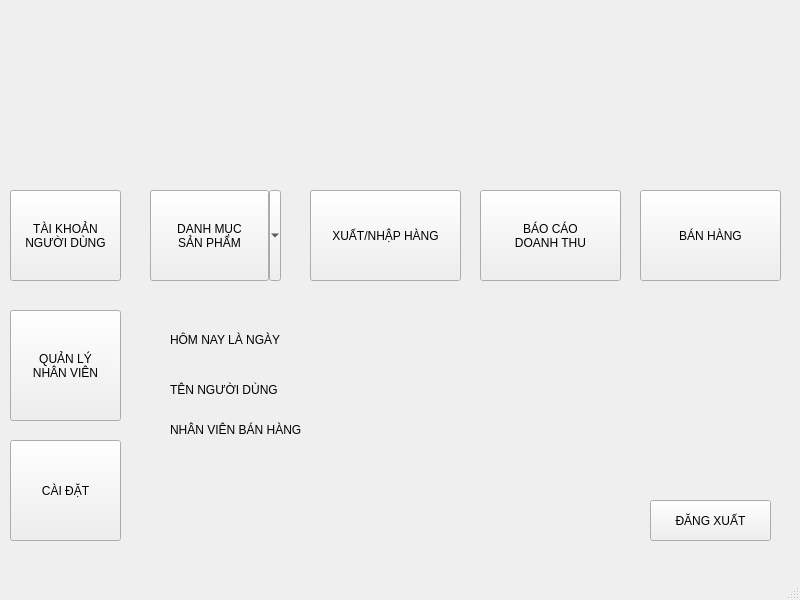
The window that nekolibro.ui (suofujita/nekolibro) describes before a commit, drawn with Qt 5.
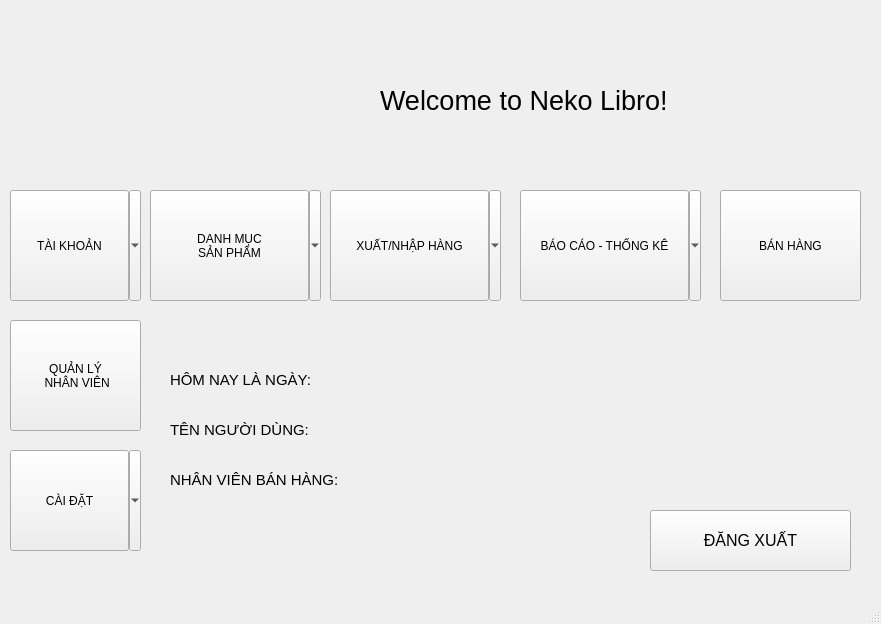
The same window after the commit. Icons and pictures are not drawn.

What changed in the file:
```diff
--- a/nekolibro.ui
+++ b/nekolibro.ui
@@ -6,8 +6,8 @@
    <rect>
     <x>0</x>
     <y>0</y>
-    <width>800</width>
-    <height>600</height>
+    <width>881</width>
+    <height>624</height>
    </rect>
   </property>
   <property name="windowTitle">
@@ -18,13 +18,18 @@
     <property name="geometry">
      <rect>
       <x>170</x>
-      <y>330</y>
-      <width>171</width>
+      <y>370</y>
+      <width>191</width>
       <height>20</height>
      </rect>
     </property>
+    <property name="font">
+     <font>
+      <pointsize>11</pointsize>
+     </font>
+    </property>
     <property name="text">
-     <string>HÔM NAY LÀ NGÀY</string>
+     <string>HÔM NAY LÀ NGÀY:</string>
     </property>
     <property name="textFormat">
      <enum>Qt::TextFormat::MarkdownText</enum>
@@ -34,122 +39,73 @@
     <property name="geometry">
      <rect>
       <x>170</x>
-      <y>420</y>
-      <width>161</width>
+      <y>470</y>
+      <width>211</width>
       <height>20</height>
      </rect>
     </property>
-    <property name="text">
-     <string>NHÂN VIÊN BÁN HÀNG</string>
+    <property name="font">
+     <font>
+      <pointsize>11</pointsize>
+     </font>
     </property>
-   </widget>
-   <widget class="QPushButton" name="employees">
-    <property name="geometry">
-     <rect>
-      <x>10</x>
-      <y>310</y>
-      <width>111</width>
-      <height>111</height>
-     </rect>
-    </property>
-    <property name="autoFillBackground">
-     <bool>false</bool>
-    </property>
     <property name="text">
-     <string>QUẢN LÝ
-NHÂN VIÊN</string>
-    </property>
-    <property name="autoDefault">
-     <bool>false</bool>
-    </property>
-   </widget>
-   <widget class="QPushButton" name="users">
-    <property name="geometry">
-     <rect>
-      <x>10</x>
-      <y>190</y>
-      <width>111</width>
-      <height>91</height>
-     </rect>
-    </property>
-    <property name="text">
-     <string>TÀI KHOẢN
-NGƯỜI DÙNG</string>
-    </property>
-   </widget>
-   <widget class="QPushButton" name="sales">
-    <property name="geometry">
-     <rect>
-      <x>640</x>
-      <y>190</y>
-      <width>141</width>
-      <height>91</height>
-     </rect>
-    </property>
-    <property name="text">
-     <string>BÁN HÀNG</string>
+     <string>NHÂN VIÊN BÁN HÀNG:</string>
     </property>
    </widget>
    <widget class="QPushButton" name="logout">
     <property name="geometry">
      <rect>
       <x>650</x>
-      <y>500</y>
-      <width>121</width>
-      <height>41</height>
+      <y>510</y>
+      <width>201</width>
+      <height>61</height>
      </rect>
     </property>
+    <property name="font">
+     <font>
+      <pointsize>12</pointsize>
+     </font>
+    </property>
     <property name="text">
      <string>ĐĂNG XUẤT</string>
     </property>
-   </widget>
-   <widget class="QPushButton" name="reports">
-    <property name="geometry">
-     <rect>
-      <x>480</x>
-      <y>190</y>
-      <width>141</width>
-      <height>91</height>
-     </rect>
+    <property name="icon">
+     <iconset resource="galeries.qrc">
+      <normaloff>:/image/log-out_10027585.png</normaloff>:/image/log-out_10027585.png</iconset>
     </property>
-    <property name="text">
-     <string>BÁO CÁO 
-DOANH THU</string>
+    <property name="iconSize">
+     <size>
+      <width>50</width>
+      <height>50</height>
+     </size>
     </property>
    </widget>
    <widget class="QLabel" name="label_4">
     <property name="geometry">
      <rect>
       <x>170</x>
-      <y>380</y>
-      <width>161</width>
+      <y>420</y>
+      <width>191</width>
       <height>20</height>
      </rect>
     </property>
-    <property name="text">
-     <string>TÊN NGƯỜI DÙNG</string>
+    <property name="font">
+     <font>
+      <pointsize>11</pointsize>
+     </font>
     </property>
-   </widget>
-   <widget class="QPushButton" name="settings">
-    <property name="geometry">
-     <rect>
-      <x>10</x>
-      <y>440</y>
-      <width>111</width>
-      <height>101</height>
-     </rect>
-    </property>
     <property name="text">
-     <string>CÀI ĐẶT</string>
+     <string>TÊN NGƯỜI DÙNG:</string>
     </property>
    </widget>
    <widget class="QLabel" name="label_3">
     <property name="geometry">
      <rect>
-      <x>10</x>
-      <y>10</y>
-      <width>321</width>
-      <height>161</height>
+      <x>20</x>
+      <y>30</y>
+      <width>311</width>
+      <height>141</height>
      </rect>
     </property>
     <property name="text">
@@ -162,31 +118,18 @@
      <bool>true</bool>
     </property>
    </widget>
-   <widget class="QPushButton" name="import_export">
-    <property name="geometry">
-     <rect>
-      <x>310</x>
-      <y>190</y>
-      <width>151</width>
-      <height>91</height>
-     </rect>
-    </property>
-    <property name="text">
-     <string>XUẤT/NHẬP HÀNG</string>
-    </property>
-   </widget>
    <widget class="QLabel" name="time">
     <property name="geometry">
      <rect>
-      <x>340</x>
-      <y>330</y>
+      <x>410</x>
+      <y>360</y>
       <width>421</width>
-      <height>20</height>
+      <height>41</height>
      </rect>
     </property>
     <property name="font">
      <font>
-      <pointsize>10</pointsize>
+      <pointsize>12</pointsize>
       <bold>true</bold>
      </font>
     </property>
@@ -197,15 +140,15 @@
    <widget class="QLabel" name="username">
     <property name="geometry">
      <rect>
-      <x>340</x>
-      <y>380</y>
-      <width>431</width>
-      <height>20</height>
+      <x>410</x>
+      <y>410</y>
+      <width>401</width>
+      <height>41</height>
      </rect>
     </property>
     <property name="font">
      <font>
-      <pointsize>10</pointsize>
+      <pointsize>12</pointsize>
       <bold>true</bold>
      </font>
     </property>
@@ -216,15 +159,15 @@
    <widget class="QLabel" name="fullname">
     <property name="geometry">
      <rect>
-      <x>340</x>
-      <y>420</y>
+      <x>410</x>
+      <y>460</y>
       <width>431</width>
-      <height>20</height>
+      <height>31</height>
      </rect>
     </property>
     <property name="font">
      <font>
-      <pointsize>10</pointsize>
+      <pointsize>12</pointsize>
       <bold>true</bold>
      </font>
     </property>
@@ -237,16 +180,216 @@
      <rect>
       <x>150</x>
       <y>190</y>
-      <width>131</width>
-      <height>91</height>
+      <width>171</width>
+      <height>111</height>
      </rect>
     </property>
     <property name="text">
      <string>DANH MỤC 
 SẢN PHẨM</string>
     </property>
+    <property name="icon">
+     <iconset resource="galeries.qrc">
+      <normaloff>:/image/category.png</normaloff>:/image/category.png</iconset>
+    </property>
+    <property name="iconSize">
+     <size>
+      <width>50</width>
+      <height>50</height>
+     </size>
+    </property>
     <property name="popupMode">
      <enum>QToolButton::ToolButtonPopupMode::MenuButtonPopup</enum>
+    </property>
+    <property name="toolButtonStyle">
+     <enum>Qt::ToolButtonStyle::ToolButtonTextUnderIcon</enum>
+    </property>
+   </widget>
+   <widget class="QToolButton" name="im_export">
+    <property name="geometry">
+     <rect>
+      <x>330</x>
+      <y>190</y>
+      <width>171</width>
+      <height>111</height>
+     </rect>
+    </property>
+    <property name="text">
+     <string>XUẤT/NHẬP HÀNG</string>
+    </property>
+    <property name="icon">
+     <iconset resource="galeries.qrc">
+      <normaloff>:/image/im_export.png</normaloff>:/image/im_export.png</iconset>
+    </property>
+    <property name="iconSize">
+     <size>
+      <width>50</width>
+      <height>50</height>
+     </size>
+    </property>
+    <property name="popupMode">
+     <enum>QToolButton::ToolButtonPopupMode::MenuButtonPopup</enum>
+    </property>
+    <property name="toolButtonStyle">
+     <enum>Qt::ToolButtonStyle::ToolButtonTextUnderIcon</enum>
+    </property>
+   </widget>
+   <widget class="QLabel" name="label_5">
+    <property name="geometry">
+     <rect>
+      <x>380</x>
+      <y>70</y>
+      <width>441</width>
+      <height>61</height>
+     </rect>
+    </property>
+    <property name="font">
+     <font>
+      <pointsize>20</pointsize>
+     </font>
+    </property>
+    <property name="text">
+     <string>Welcome to Neko Libro!</string>
+    </property>
+   </widget>
+   <widget class="QToolButton" name="reports">
+    <property name="geometry">
+     <rect>
+      <x>520</x>
+      <y>190</y>
+      <width>181</width>
+      <height>111</height>
+     </rect>
+    </property>
+    <property name="text">
+     <string>BÁO CÁO - THỐNG KÊ</string>
+    </property>
+    <property name="icon">
+     <iconset resource="galeries.qrc">
+      <normaloff>:/image/report_2.png</normaloff>:/image/report_2.png</iconset>
+    </property>
+    <property name="iconSize">
+     <size>
+      <width>50</width>
+      <height>50</height>
+     </size>
+    </property>
+    <property name="popupMode">
+     <enum>QToolButton::ToolButtonPopupMode::MenuButtonPopup</enum>
+    </property>
+    <property name="toolButtonStyle">
+     <enum>Qt::ToolButtonStyle::ToolButtonTextUnderIcon</enum>
+    </property>
+   </widget>
+   <widget class="QToolButton" name="sales">
+    <property name="geometry">
+     <rect>
+      <x>720</x>
+      <y>190</y>
+      <width>141</width>
+      <height>111</height>
+     </rect>
+    </property>
+    <property name="text">
+     <string>BÁN HÀNG</string>
+    </property>
+    <property name="icon">
+     <iconset resource="galeries.qrc">
+      <normaloff>:/image/sales_icon.png</normaloff>:/image/sales_icon.png</iconset>
+    </property>
+    <property name="iconSize">
+     <size>
+      <width>50</width>
+      <height>50</height>
+     </size>
+    </property>
+    <property name="toolButtonStyle">
+     <enum>Qt::ToolButtonStyle::ToolButtonTextUnderIcon</enum>
+    </property>
+   </widget>
+   <widget class="QToolButton" name="users">
+    <property name="geometry">
+     <rect>
+      <x>10</x>
+      <y>190</y>
+      <width>131</width>
+      <height>111</height>
+     </rect>
+    </property>
+    <property name="text">
+     <string>TÀI KHOẢN</string>
+    </property>
+    <property name="icon">
+     <iconset resource="galeries.qrc">
+      <normaloff>:/image/account.png</normaloff>:/image/account.png</iconset>
+    </property>
+    <property name="iconSize">
+     <size>
+      <width>50</width>
+      <height>50</height>
+     </size>
+    </property>
+    <property name="popupMode">
+     <enum>QToolButton::ToolButtonPopupMode::MenuButtonPopup</enum>
+    </property>
+    <property name="toolButtonStyle">
+     <enum>Qt::ToolButtonStyle::ToolButtonTextUnderIcon</enum>
+    </property>
+   </widget>
+   <widget class="QToolButton" name="employees">
+    <property name="geometry">
+     <rect>
+      <x>10</x>
+      <y>320</y>
+      <width>131</width>
+      <height>111</height>
+     </rect>
+    </property>
+    <property name="text">
+     <string>QUẢN LÝ
+ NHÂN VIÊN</string>
+    </property>
+    <property name="icon">
+     <iconset resource="galeries.qrc">
+      <normaloff>:/image/staff.png</normaloff>:/image/staff.png</iconset>
+    </property>
+    <property name="iconSize">
+     <size>
+      <width>50</width>
+      <height>50</height>
+     </size>
+    </property>
+    <property name="toolButtonStyle">
+     <enum>Qt::ToolButtonStyle::ToolButtonTextUnderIcon</enum>
+    </property>
+   </widget>
+   <widget class="QToolButton" name="settings">
+    <property name="geometry">
+     <rect>
+      <x>10</x>
+      <y>450</y>
+      <width>131</width>
+      <height>101</height>
+     </rect>
+    </property>
+    <property name="text">
+     <string>CÀI ĐẶT</string>
+    </property>
+    <property name="icon">
+     <iconset resource="galeries.qrc">
+      <normaloff>:/image/setting.png</normaloff>:/image/setting.png</iconset>
+    </property>
+    <property name="iconSize">
+     <size>
+      <width>50</width>
+      <height>50</height>
+     </size>
+    </property>
+    <property name="popupMode">
+     <enum>QToolButton::ToolButtonPopupMode::MenuButtonPopup</enum>
+    </property>
+    <property name="toolButtonStyle">
+     <enum>Qt::ToolButtonStyle::ToolButtonTextUnderIcon</enum>
     </property>
    </widget>
   </widget>
```
Left out of the diff: 6 changed lines with no effect on the pictures.
